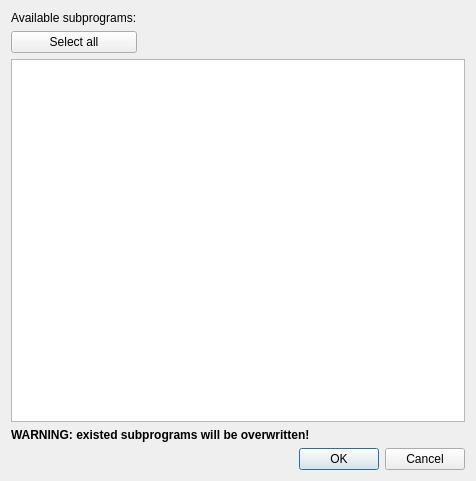
Above: plugins/tools/subprogramsImporterExporter/subprogramsCollectionDialog.ui from trikset/trik-studio before the change. Below: the same form after it.
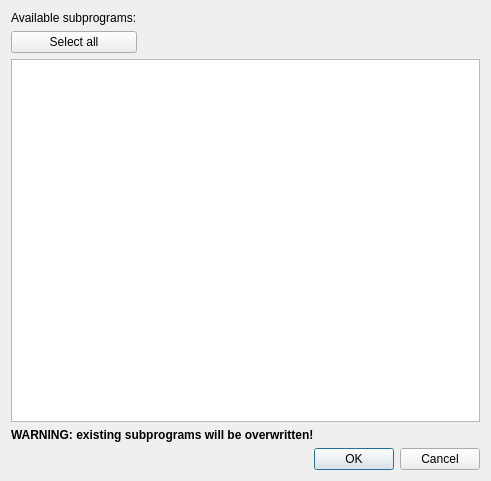
That is the form after the change.

Commit message: Error in dialog window was fixed

Diff of the .ui file:
```diff
--- a/plugins/tools/subprogramsImporterExporter/subprogramsCollectionDialog.ui
+++ b/plugins/tools/subprogramsImporterExporter/subprogramsCollectionDialog.ui
@@ -6,7 +6,7 @@
    <rect>
     <x>0</x>
     <y>0</y>
-    <width>476</width>
+    <width>491</width>
     <height>481</height>
    </rect>
   </property>
@@ -63,7 +63,7 @@
       </font>
      </property>
      <property name="text">
-      <string>WARNING: existed subprograms will be overwritten!</string>
+      <string>WARNING: existing subprograms will be overwritten!</string>
      </property>
     </widget>
    </item>
```
